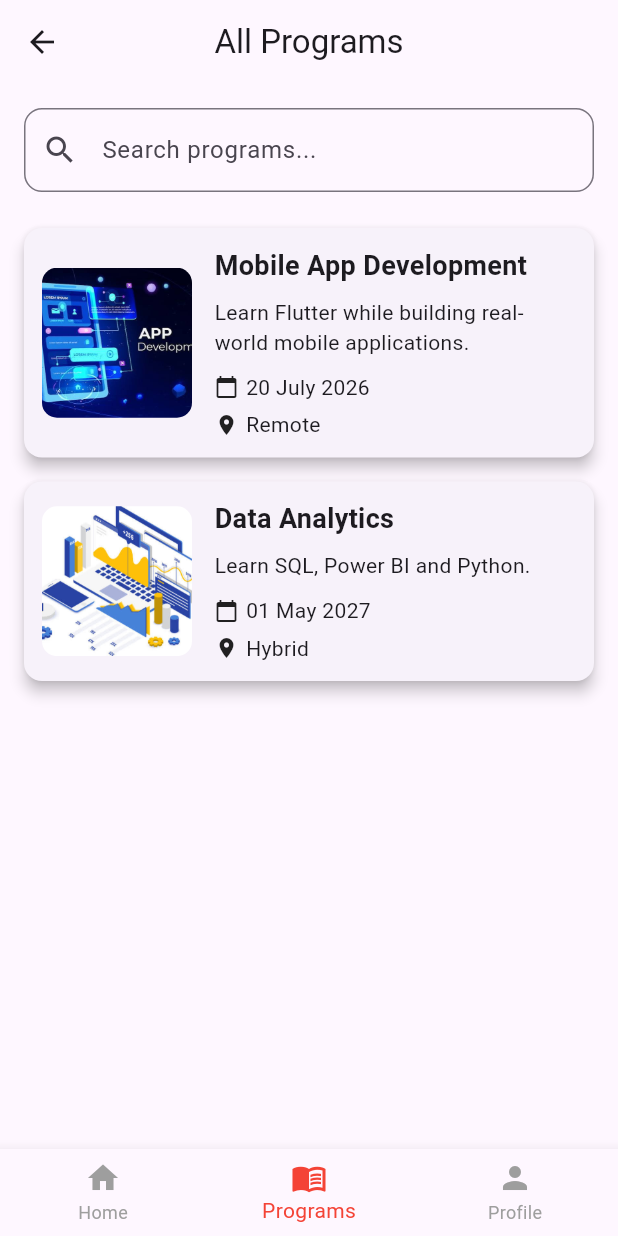
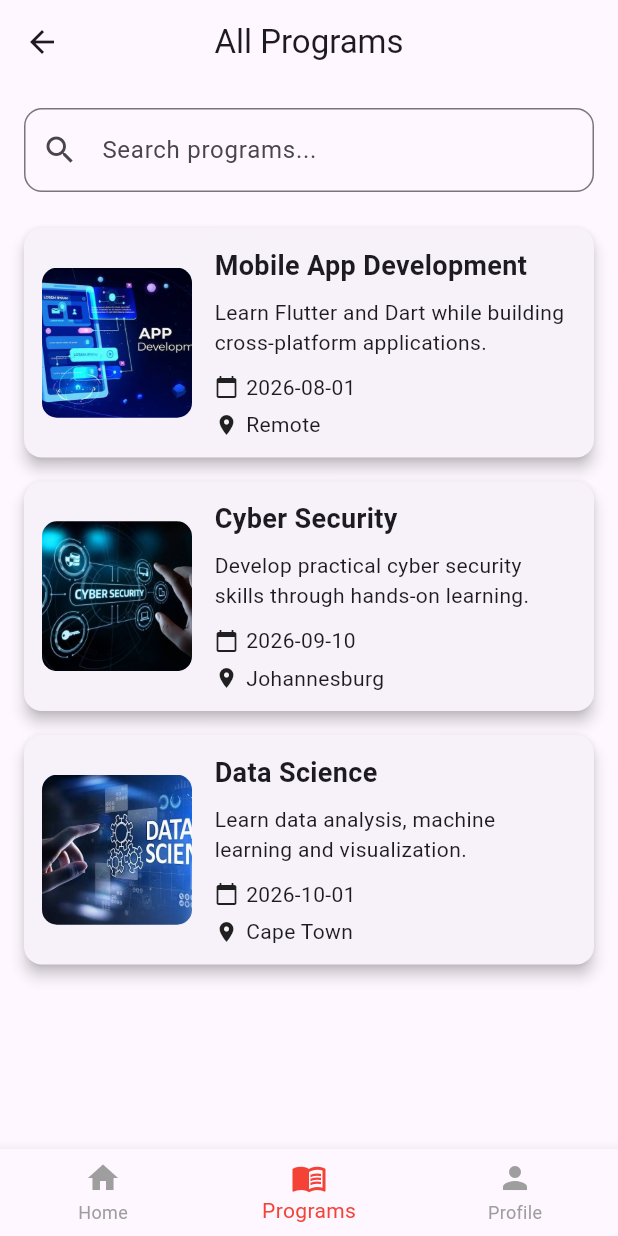
Before and after one commit to venesia07/FlutterMobileApp, a Flutter app: the HomeScreen screen opened by its route, after a tap on "Explore Programs", on a phone screen of 412 x 824 dp. Run offline on Flutter 3.47's test engine with Material 3 defaults, Android fonts, the phone set to English and light mode, and no system bars.

Commit message:
Connect program listing to JSON file with loading and error handling. Also renames some images to match them with JSON file

```diff
--- a/assets/data/programs.json
+++ b/assets/data/programs.json
@@ -39,7 +39,7 @@
       "Security",
       "Problem Solving"
     ],
-    "image": "assets/images/cyber_security.jpg"
+    "image": "assets/images/cyber_security_image.jpg"
   },
   {
     "id": 3,
--- a/lib/screens/program_list_screen.dart
+++ b/lib/screens/program_list_screen.dart
@@ -2,6 +2,7 @@ import 'package:flutter/material.dart';
 import '../models/program.dart';
 import '../screens/program_details_screen.dart';
 import '../widgets/bottom_nav_bar.dart';
+import '../services/program_service.dart';
 
 class ProgramListScreen extends StatefulWidget {
   const ProgramListScreen({super.key});
@@ -12,57 +13,35 @@ class ProgramListScreen extends StatefulWidget {
 
 class _ProgramListScreenState extends State<ProgramListScreen> {
   // Sample programs
-  final List<Program> programs = [
-    Program(
-      id: 01,
-      category: "Tech",
-      title: "Mobile App Development",
-      startDate: "20 July 2026",
-      endDate: "20 August 2026",
-      location: "Remote",
-      description:
-          "Learn Flutter while building real-world mobile applications.",
-      requirements: [
-        "Basic programming",
-        "Laptop",
-        "Internet connection",
-      ],
-      skills: [
-        "Flutter",
-        "Dart",
-        "Git",
-      ],
-      image: "assets/images/mobile_app_dev_image.jpg",
-    ),
-    Program(
-      id: 02,
-      category: "Tech",
-      title: "Data Analytics",
-      startDate: "01 May 2027",
-      endDate: "01 June 2027",
-      location: "Hybrid",
-      description: "Learn SQL, Power BI and Python.",
-      requirements: [
-        "Analytical thinking",
-        "Laptop",
-      ],
-      skills: [
-        "SQL",
-        "Power BI",
-        "Python",
-      ],
-      image: "assets/images/data_analytics_image.jpg",
-    ),
-  ];
+  final ProgramService _programService = ProgramService();
 
+  List<Program> programs = [];
   List<Program> filteredPrograms = [];
+
+  bool isLoading = true;
+  String? errorMessage;
 
   @override
   void initState() {
     super.initState();
-    filteredPrograms = programs;
+    loadPrograms();
   }
 
+Future<void> loadPrograms() async {
+  try {
+    programs = await _programService.loadPrograms();
+
+    setState(() {
+      filteredPrograms = programs;
+      isLoading = false;
+    });
+  } catch (e) {
+    setState(() {
+      errorMessage = "Unable to load programs.";
+      isLoading = false;
+    });
+  }
+}
   void searchProgram(String query) {
     setState(() {
       filteredPrograms = programs.where((program) {
@@ -88,7 +67,16 @@ class _ProgramListScreenState extends State<ProgramListScreen> {
 
       ),
 
-      body: Column(
+      body : isLoading
+    ? const Center(
+        child: CircularProgressIndicator(),
+      )
+    : errorMessage != null
+        ? Center(
+            child: Text(errorMessage!),
+          )
+
+      : Column(
         children: [
           Padding(
             padding: const EdgeInsets.all(16),
--- /dev/null
+++ b/lib/services/program_service.dart
@@ -0,0 +1,14 @@
+import 'dart:convert';
+import 'package:flutter/services.dart';
+import '../models/program.dart';
+
+class ProgramService {
+  Future<List<Program>> loadPrograms() async {
+    final String jsonString =
+        await rootBundle.loadString('assets/data/programs.json');
+
+    final List<dynamic> jsonData = json.decode(jsonString);
+
+    return jsonData.map((item) => Program.fromJson(item)).toList();
+  }
+}
```
Also changed, not shown: assets/images/data_science_image.jpg (renamed from assets/images/data_sceience_image.jpg).
